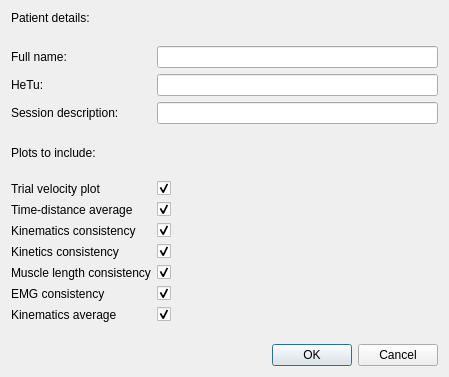
Qt form gaitutils/gui/pdf_report_dialog.ui (NCH-Motion-Laboratory/gaitutils) before a commit.
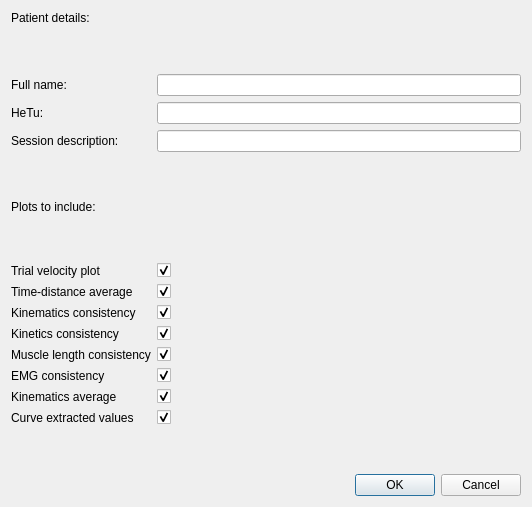
The same form after that commit.

Commit message: add extracted vals into the pdf report

Diff of the .ui file:
```diff
--- a/gaitutils/gui/pdf_report_dialog.ui
+++ b/gaitutils/gui/pdf_report_dialog.ui
@@ -6,8 +6,8 @@
    <rect>
     <x>0</x>
     <y>0</y>
-    <width>449</width>
-    <height>377</height>
+    <width>532</width>
+    <height>507</height>
    </rect>
   </property>
   <property name="windowTitle">
@@ -249,7 +249,7 @@
        </property>
       </widget>
      </item>
-     <item row="15" column="0">
+     <item row="16" column="0">
       <spacer name="verticalSpacer_4">
        <property name="orientation">
         <enum>Qt::Vertical</enum>
@@ -288,6 +288,32 @@
        </property>
       </widget>
      </item>
+     <item row="15" column="0">
+      <widget class="QLabel" name="label_10">
+       <property name="text">
+        <string>Curve extracted values</string>
+       </property>
+      </widget>
+     </item>
+     <item row="15" column="1">
+      <widget class="QCheckBox" name="cbExtracted">
+       <property name="sizePolicy">
+        <sizepolicy hsizetype="Minimum" vsizetype="Fixed">
+         <horstretch>0</horstretch>
+         <verstretch>0</verstretch>
+        </sizepolicy>
+       </property>
+       <property name="layoutDirection">
+        <enum>Qt::LeftToRight</enum>
+       </property>
+       <property name="text">
+        <string/>
+       </property>
+       <property name="checked">
+        <bool>true</bool>
+       </property>
+      </widget>
+     </item>
     </layout>
    </item>
    <item>
```
The commit also changes 2 other files.
